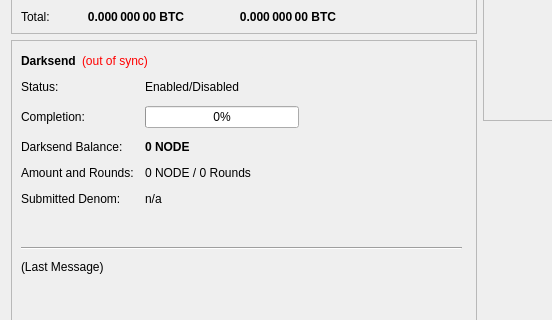
Old version of the form src/qt/forms/overviewpage.ui in the repository bitnodes/bitnodespro; both pictures show x 0 to 552 and y 182 to 502 of the 960 by 585 pixel window.
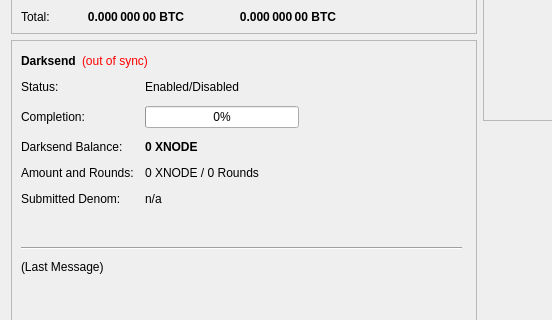
New version of the form.

What changed in the file:
```diff
--- a/src/qt/forms/overviewpage.ui
+++ b/src/qt/forms/overviewpage.ui
@@ -474,7 +474,7 @@
               </font>
              </property>
              <property name="text">
-              <string notr="true">0 NODE</string>
+              <string notr="true">0 XNODE</string>
              </property>
             </widget>
            </item>
@@ -488,7 +488,7 @@
            <item row="3" column="1">
             <widget class="QLabel" name="labelAmountRounds">
              <property name="text">
-              <string>0 NODE / 0 Rounds</string>
+              <string>0 XNODE / 0 Rounds</string>
              </property>
             </widget>
            </item>
```
Left out of the diff: 6 changed lines with no effect on the pictures.
